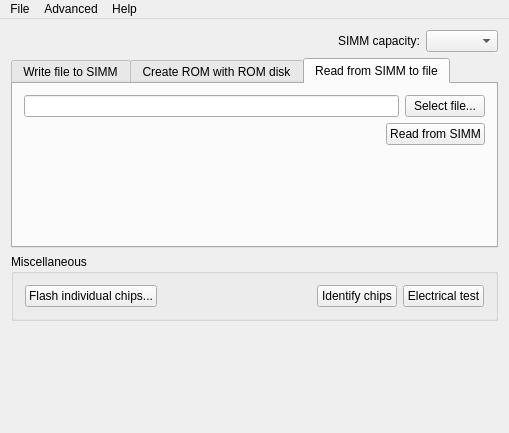
Above: mainwindow.ui from dougg3/mac-rom-simm-programmer.software before the change. Below: the same form after it.
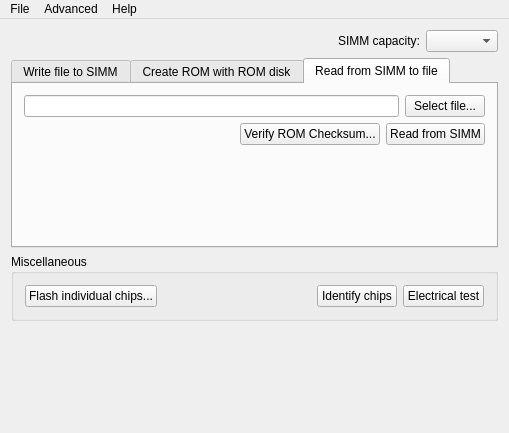
That is the form after the change. The open tabs and pages were chosen to show the change. Custom widgets are drawn as their Qt base class.

Commit message:
Add verify ROM checksum functionality in read section
This allows the programmer software to quickly test a ROM to make sure
it's good. Mostly designed for testing stock ROM SIMMs, because the
hacked ones always have a checksum mismatch.

Diff of the .ui file:
```diff
--- a/mainwindow.ui
+++ b/mainwindow.ui
@@ -376,6 +376,13 @@
                    </property>
                   </spacer>
                  </item>
+                 <item>
+                  <widget class="QPushButton" name="verifyROMChecksumButton">
+                   <property name="text">
+                    <string>Verify ROM Checksum...</string>
+                   </property>
+                  </widget>
+                 </item>
                  <item>
                   <widget class="QPushButton" name="readFromSIMMButton">
                    <property name="text">
```
The commit also changes 2 other files.
